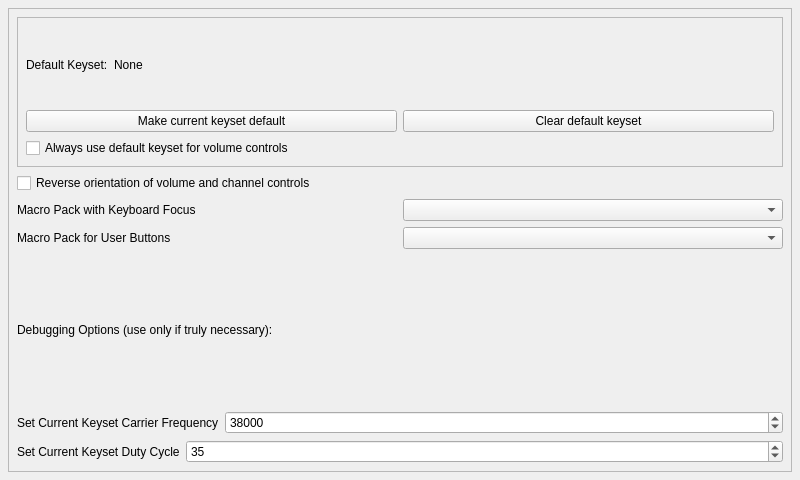
This is pirpreferencesform.ui in jpietrzak8/Pierogi as Qt 5 draws it before an edit. The edited form follows.
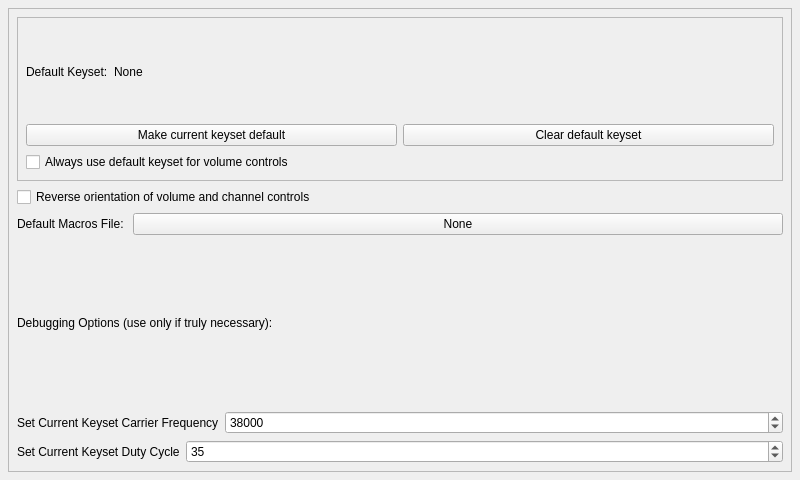
This is the edited form.

Commit message:
New Macro System
Replaces the old Pierogi macro mechanism with a new one based on
XML.  Should be much more flexible and easier to manage.

```diff
--- a/pirpreferencesform.ui
+++ b/pirpreferencesform.ui
@@ -117,29 +117,25 @@
        <item>
         <layout class="QHBoxLayout" name="horizontalLayout_2">
          <item>
-          <widget class="QLabel" name="macroKbdLabel">
+          <widget class="QLabel" name="macroFileLabel">
+           <property name="sizePolicy">
+            <sizepolicy hsizetype="Fixed" vsizetype="Preferred">
+             <horstretch>0</horstretch>
+             <verstretch>0</verstretch>
+            </sizepolicy>
+           </property>
            <property name="text">
-            <string>Macro Pack with Keyboard Focus</string>
+            <string>Default Macros File: </string>
            </property>
           </widget>
          </item>
          <item>
-          <widget class="QComboBox" name="macroKbdComboBox"/>
-         </item>
-        </layout>
-       </item>
-       <item>
-        <layout class="QHBoxLayout" name="horizontalLayout_3">
-         <item>
-          <widget class="QLabel" name="macroBtnLabel">
+          <widget class="QPushButton" name="macroFilenameButton">
            <property name="text">
-            <string>Macro Pack for User Buttons</string>
+            <string>None</string>
            </property>
           </widget>
          </item>
-         <item>
-          <widget class="QComboBox" name="macroBtnComboBox"/>
-         </item>
         </layout>
        </item>
        <item>
```
The commit also changes 49 other files.
